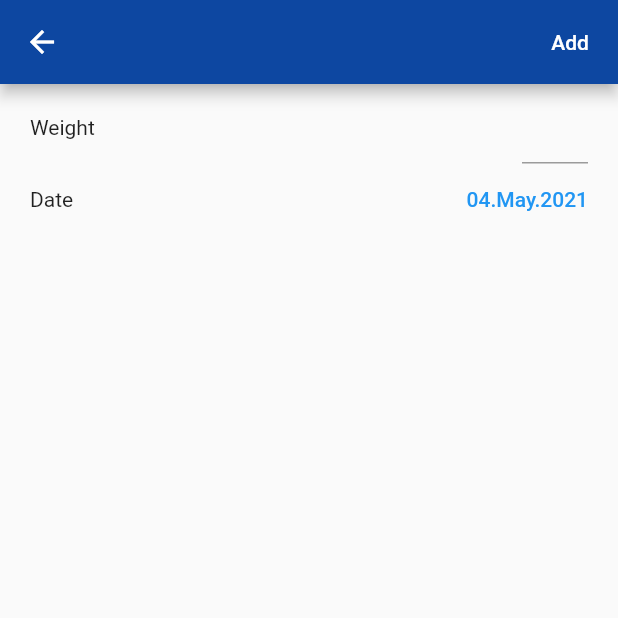
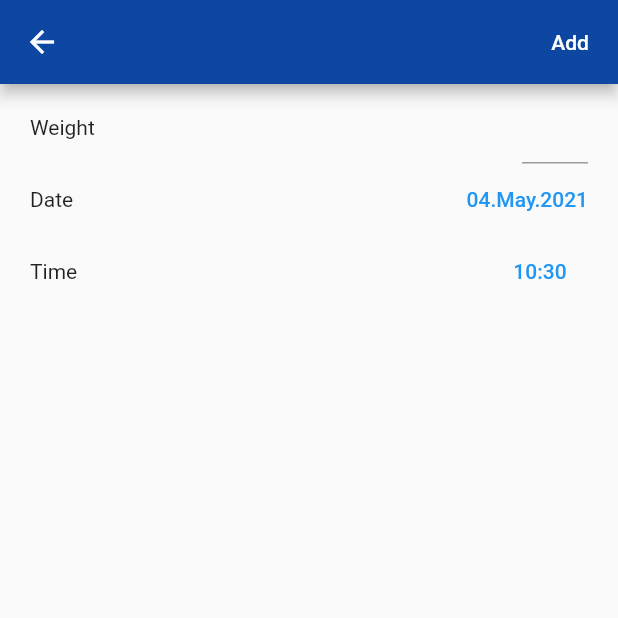
Before and after one commit to jurej1/fit_tip, a Flutter app: the AddWeightView screen opened by its route, on a phone screen of 412 x 824 dp, the top half of it. Run offline on Flutter 3.47's test engine with Material 2 defaults, Android fonts, the phone set to English and light mode, and no system bars; our stand-ins replace another_flushbar, bloc, cloud_firestore, equatable, firebase_auth, firebase_core and 3 more; accounts and stored records are empty.

Commit message:
time adding function

```diff
--- a/lib/weight/blocs/add_weight_form/add_weight_form_bloc.dart
+++ b/lib/weight/blocs/add_weight_form/add_weight_form_bloc.dart
@@ -5,6 +5,7 @@ import 'package:bloc/bloc.dart';
 import 'package:equatable/equatable.dart';
 import 'package:fit_tip/authentication/authentication.dart';
 import 'package:fit_tip/weight/models/models.dart' as model;
+import 'package:flutter/material.dart';
 import 'package:formz/formz.dart';
 import 'package:weight_repository/weight_repository.dart';
 
@@ -32,6 +33,8 @@ class AddWeightFormBloc extends Bloc<AddWeightFormEvent, AddWeightFormState> {
       yield _mapWeightChangedToState(event);
     } else if (event is AddWeightFormSubit) {
       yield* _mapFormSubitToState();
+    } else if (event is AddWeightTimeChanged) {
+      yield _mapTimeChangedToState(event);
     }
   }
 
@@ -40,7 +43,7 @@ class AddWeightFormBloc extends Bloc<AddWeightFormEvent, AddWeightFormState> {
 
     return state.copyWith(
       dateAdded: date,
-      status: Formz.validate([date, state.weight]),
+      status: Formz.validate([date, state.weight, state.timeAdded]),
     );
   }
 
@@ -49,18 +52,29 @@ class AddWeightFormBloc extends Bloc<AddWeightFormEvent, AddWeightFormState> {
 
     return state.copyWith(
       weight: weight,
-      status: Formz.validate([weight, state.dateAdded]),
+      status: Formz.validate([weight, state.dateAdded, state.weight]),
+    );
+  }
+
+  AddWeightFormState _mapTimeChangedToState(AddWeightTimeChanged event) {
+    final time = model.TimeAdded.dirty(event.value, state.dateAdded.value);
+
+    return state.copyWith(
+      timeAdded: time,
+      status: Formz.validate([time, state.dateAdded, state.weight]),
     );
   }
 
   Stream<AddWeightFormState> _mapFormSubitToState() async* {
     final date = model.DateAdded.dirty(state.dateAdded.value);
     final weight = model.Weight.dirty(state.weight.value);
+    final time = model.TimeAdded.dirty(state.timeAdded.value, date.value);
 
     yield state.copyWith(
       dateAdded: date,
       weight: weight,
-      status: Formz.validate([date, weight]),
+      timeAdded: time,
+      status: Formz.validate([date, weight, time]),
     );
 
     if (state.status.isValidated && _authenticationBloc.state.status == AuthenticationStatus.authenticated) {
@@ -71,13 +85,18 @@ class AddWeightFormBloc extends Bloc<AddWeightFormEvent, AddWeightFormState> {
         double weightValue = double.parse(state.weight.value);
         if (user!.measurmentSystem != MeasurmentSystem.metric) weightValue = MeasurmentSystemConverter.lbTokg(weightValue);
 
+        final stateDate = state.dateAdded.value;
+        final stateTime = state.timeAdded.value;
+
+        final date = DateTime(stateDate.year, stateDate.month, stateDate.day, stateTime.hour, stateTime.minute);
+
         Weight weight = Weight(
-          date: state.dateAdded.value,
+          date: date,
           weight: weightValue,
         );
 
-        final id = await _weightRepository.addWeight(weight);
-        weight = weight.copyWith(id: id?.id);
+        final doc = await _weightRepository.addWeight(weight);
+        weight = weight.copyWith(id: doc?.id);
 
         yield state.copyWith(status: FormzStatus.submissionSuccess, weightModel: weight);
       } catch (error) {
--- a/lib/weight/blocs/add_weight_form/add_weight_form_event.dart
+++ b/lib/weight/blocs/add_weight_form/add_weight_form_event.dart
@@ -4,7 +4,7 @@ abstract class AddWeightFormEvent extends Equatable {
   const AddWeightFormEvent();
 
   @override
-  List<Object> get props => [];
+  List<Object?> get props => [];
 }
 
 class AddWeightWeightChanged extends AddWeightFormEvent {
@@ -20,6 +20,18 @@ class AddWeightDateChanged extends AddWeightFormEvent {
   final DateTime? value;
 
   const AddWeightDateChanged(this.value);
+
+  @override
+  List<Object?> get props => [value];
+}
+
+class AddWeightTimeChanged extends AddWeightFormEvent {
+  final TimeOfDay? value;
+
+  const AddWeightTimeChanged(this.value);
+
+  @override
+  List<Object?> get props => [value];
 }
 
 class AddWeightFormSubit extends AddWeightFormEvent {}
--- a/lib/weight/blocs/add_weight_form/add_weight_form_state.dart
+++ b/lib/weight/blocs/add_weight_form/add_weight_form_state.dart
@@ -7,11 +7,13 @@ class AddWeightFormState extends Equatable {
     this.status = FormzStatus.pure,
     this.errorMsg,
     this.weightModel,
+    required this.timeAdded,
   });
 
   final model.Weight weight;
   final model.DateAdded dateAdded;
   final Weight? weightModel;
+  final model.TimeAdded timeAdded;
 
   final FormzStatus status;
   final String? errorMsg;
@@ -20,6 +22,7 @@ class AddWeightFormState extends Equatable {
     return AddWeightFormState(
       weight: model.Weight.pure(),
       dateAdded: model.DateAdded.pure(),
+      timeAdded: model.TimeAdded.pure(),
     );
   }
 
@@ -29,6 +32,7 @@ class AddWeightFormState extends Equatable {
       weight,
       dateAdded,
       weightModel,
+      timeAdded,
       status,
       errorMsg,
     ];
@@ -38,6 +42,7 @@ class AddWeightFormState extends Equatable {
     model.Weight? weight,
     model.DateAdded? dateAdded,
     Weight? weightModel,
+    model.TimeAdded? timeAdded,
     FormzStatus? status,
     String? errorMsg,
   }) {
@@ -45,6 +50,7 @@ class AddWeightFormState extends Equatable {
       weight: weight ?? this.weight,
       dateAdded: dateAdded ?? this.dateAdded,
       weightModel: weightModel ?? this.weightModel,
+      timeAdded: timeAdded ?? this.timeAdded,
       status: status ?? this.status,
       errorMsg: errorMsg ?? this.errorMsg,
     );
--- a/lib/weight/models/models.dart
+++ b/lib/weight/models/models.dart
@@ -1,2 +1,3 @@
 export 'weight.dart';
 export 'date_added.dart';
+export 'time_added.dart';
--- /dev/null
+++ b/lib/weight/models/time_added.dart
@@ -0,0 +1,42 @@
+import 'package:flutter/material.dart';
+import 'package:formz/formz.dart';
+
+enum TimeAddedValidationError { invalid }
+
+class TimeAdded extends FormzInput<TimeOfDay, TimeAddedValidationError> {
+  TimeAdded.dirty([
+    TimeOfDay? value,
+    DateTime? dateAdded,
+  ])  : _dateAdded = dateAdded ?? DateTime.now(),
+        super.dirty(value ?? TimeOfDay.now());
+
+  TimeAdded.pure([
+    TimeOfDay? value,
+    DateTime? dateAdded,
+  ])  : _dateAdded = dateAdded ?? DateTime.now(),
+        super.pure(value ?? TimeOfDay.now());
+
+  final DateTime _dateAdded;
+
+  @override
+  TimeAddedValidationError? validator(TimeOfDay? value) {
+    if (value == null) {
+      return TimeAddedValidationError.invalid;
+    }
+
+    final currentDate = DateTime.now();
+    final selectedDate = DateTime(
+      _dateAdded.year,
+      _dateAdded.month,
+      _dateAdded.day,
+      value.hour,
+      value.minute,
+    );
+
+    if (selectedDate.isAfter(currentDate)) {
+      return TimeAddedValidationError.invalid;
+    }
+
+    return null;
+  }
+}
--- a/lib/weight/view/add_weight_view.dart
+++ b/lib/weight/view/add_weight_view.dart
@@ -28,6 +28,7 @@ class AddWeightView extends StatelessWidget {
           children: [
             _WeightInput(),
             _DateInput(),
+            _TimeInput(),
           ],
         ),
       ),
@@ -92,6 +93,35 @@ class _DateInput extends StatelessWidget {
   }
 }
 
+class _TimeInput extends StatelessWidget {
+  @override
+  Widget build(BuildContext context) {
+    return BlocBuilder<AddWeightFormBloc, AddWeightFormState>(
+      builder: (context, state) {
+        return Row(
+          crossAxisAlignment: CrossAxisAlignment.center,
+          mainAxisAlignment: MainAxisAlignment.spaceBetween,
+          children: [
+            Text('Time'),
+            TextButton(
+              style: ButtonStyle(
+                padding: MaterialStateProperty.all(EdgeInsets.zero),
+              ),
+              child: Text(DateFormat('HH:mm').format(DateTime.now())),
+              onPressed: () async {
+                showTimePicker(
+                  context: context,
+                  initialTime: TimeOfDay.now(),
+                );
+              },
+            ),
+          ],
+        );
+      },
+    );
+  }
+}
+
 class _SubmitButton extends StatelessWidget {
   @override
   Widget build(BuildContext context) {
```
